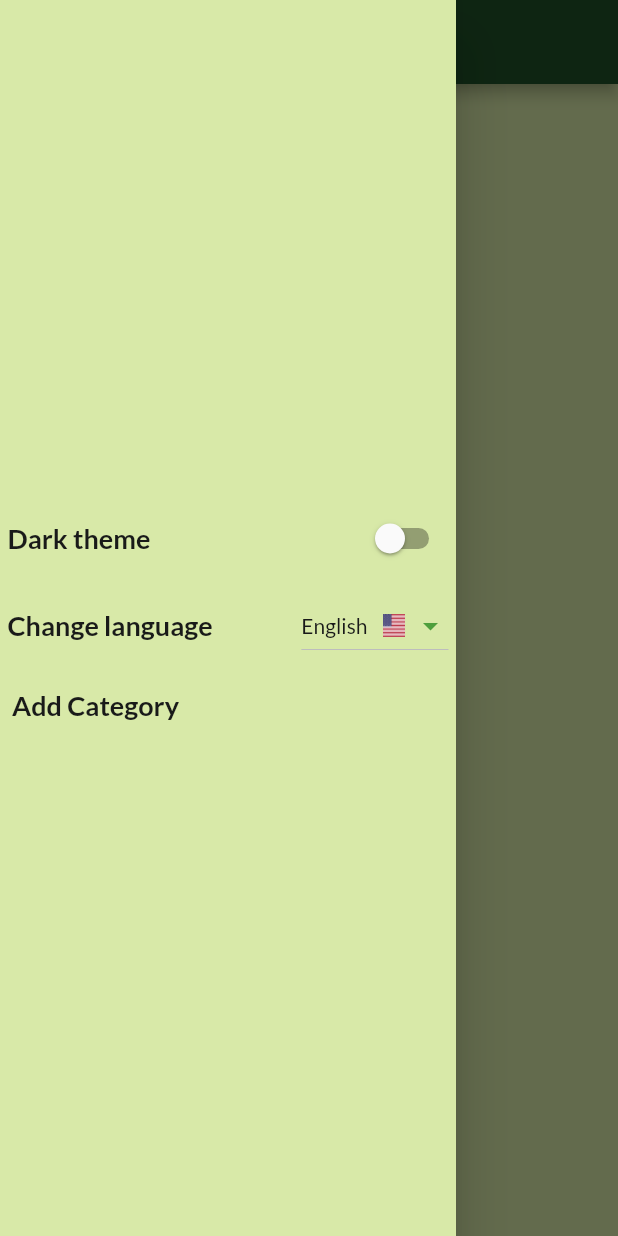
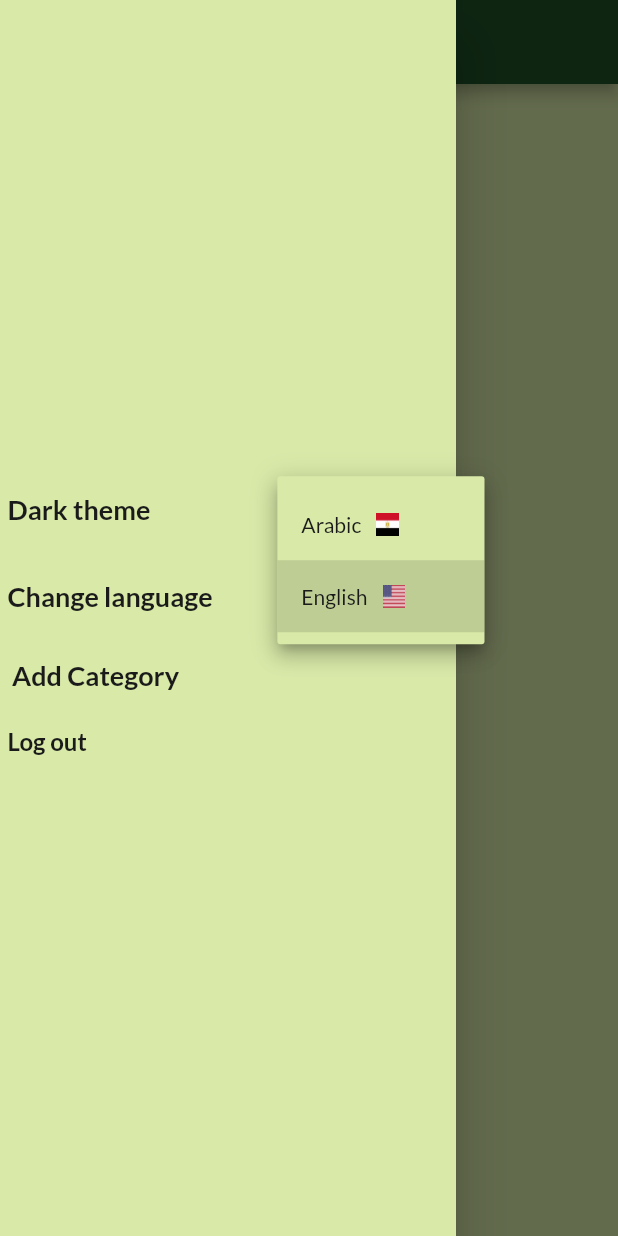
Before and after one commit to Muhammad-Rehab/dalily, a Flutter app: the screen it shows after launch, in the side drawer, after a tap on "Log in screen", on a phone screen of 412 x 824 dp. Run offline on Flutter 3.47's test engine with Material 2 defaults, Android fonts, the phone set to English and light mode, and no system bars; our stand-ins replace awesome_dialog, cloud_firestore, connectivity_plus, dartz, device_preview, equatable and 9 more; accounts and stored records are empty; generated files the repository leaves out were written again.

Commit message:
add logout use case

```diff
--- a/lib/features/authentication/auth_injection.dart
+++ b/lib/features/authentication/auth_injection.dart
@@ -4,6 +4,7 @@
 import 'package:dalily/features/authentication/data/resources/remote_data.dart';
 import 'package:dalily/features/authentication/domain/repository/auth_repository.dart';
 import 'package:dalily/features/authentication/domain/usecases/login.dart';
+import 'package:dalily/features/authentication/domain/usecases/logout.dart';
 import 'package:dalily/features/authentication/domain/usecases/send_otp.dart';
 import 'package:dalily/features/authentication/presentation/cubit/authentication_cubit.dart';
 import 'package:firebase_auth/firebase_auth.dart';
@@ -13,11 +14,13 @@
     () => AuthenticationCubit(
       sendOtpUseCase: serverLocator(),
       loginUseCase: serverLocator(),
+      logOutUseCase: serverLocator()
     ),
   );
 
   serverLocator.registerLazySingleton(() => SendOtpUseCase(authRepository: serverLocator()));
   serverLocator.registerLazySingleton(() => LoginUseCase(authRepository: serverLocator()));
+  serverLocator.registerLazySingleton(() => LogOutUseCase(authRepository: serverLocator()));
 
   serverLocator.registerLazySingleton<AuthRepository>(() => AuthRepoImpl(authRemoteData: serverLocator()));
 
--- a/lib/features/authentication/domain/repository/auth_repository.dart
+++ b/lib/features/authentication/domain/repository/auth_repository.dart
@@ -7,4 +7,6 @@
 
   Future<Either<AppFirebaseAuthException, Stream<String>>> sendOtp(String phoneNumber);
   Future<Either<AppFirebaseAuthException, String>> logIn(String otp);
+  Future<Either<AppFirebaseAuthException, void>> logOut();
+
 }
--- /dev/null
+++ b/lib/features/authentication/domain/usecases/logout.dart
@@ -0,0 +1,17 @@
+
+
+import 'package:dalily/core/error/failure.dart';
+import 'package:dalily/core/usecase/usecase.dart';
+import 'package:dalily/features/authentication/domain/repository/auth_repository.dart';
+import 'package:dartz/dartz.dart';
+
+class LogOutUseCase extends UseCase<void,NoParam>{
+
+  final AuthRepository authRepository ;
+  LogOutUseCase({required this.authRepository});
+
+  @override
+  Future<Either<Failure, void>> call(NoParam param) => authRepository.logOut();
+
+
+}
--- a/lib/features/authentication/presentation/cubit/authentication_cubit.dart
+++ b/lib/features/authentication/presentation/cubit/authentication_cubit.dart
@@ -1,9 +1,12 @@
 import 'dart:async';
 
+import 'package:dalily/core/error/failure.dart';
 import 'package:dalily/core/error/firebase_auth_exception.dart';
+import 'package:dalily/core/usecase/usecase.dart';
 import 'package:dalily/core/util/app_strings.dart';
 import 'package:dalily/features/authentication/data/model/service_owner_model.dart';
 import 'package:dalily/features/authentication/domain/usecases/login.dart';
+import 'package:dalily/features/authentication/domain/usecases/logout.dart';
 import 'package:dalily/features/authentication/domain/usecases/send_otp.dart';
 import 'package:dalily/features/authentication/presentation/cubit/authentications_state.dart';
 import 'package:dalily/features/items/data/model/ItemModel.dart';
@@ -15,9 +18,11 @@
 class AuthenticationCubit extends Cubit<AuthenticationState> {
   SendOtpUseCase sendOtpUseCase;
   LoginUseCase loginUseCase;
+  LogOutUseCase logOutUseCase;
+
   Timer? _timer;
 
-  AuthenticationCubit({required this.sendOtpUseCase, required this.loginUseCase}) : super(InitialAuthenticationState());
+  AuthenticationCubit({required this.sendOtpUseCase, required this.loginUseCase, required this.logOutUseCase}) : super(InitialAuthenticationState());
 
   logIn(String otp, BuildContext context) async {
     emit(IsLoggingInState());
@@ -68,6 +73,17 @@
     }
   }
 
+  logOut(BuildContext context) async {
+    emit(LoggingOutState());
+    final Either<Failure, void> response = await logOutUseCase.call(NoParam());
+    emit(
+      response.fold(
+        (l) => AuthExceptionState(message: AppLocalizations.of(context)!.internet_connection_error),
+        (r) => UserLoggedOutState(),
+      ),
+    );
+  }
+
   initAuthCubit(AuthenticationState authenticationState) {
     emit(authenticationState);
   }
--- a/lib/features/authentication/presentation/cubit/authentications_state.dart
+++ b/lib/features/authentication/presentation/cubit/authentications_state.dart
@@ -27,7 +27,7 @@
 }
 
 class AuthExceptionState extends AuthenticationState {
-  String message;
+  final String message;
   AuthExceptionState({required this.message});
 
   @override
@@ -35,7 +35,7 @@
 }
 
 class AuthLoggedInState extends AuthenticationState {
-  String id ;
+  final String id ;
   AuthLoggedInState({required this.id});
 
   @override
@@ -45,7 +45,10 @@
 class AuthRegisteredState extends AuthenticationState {}
 
 class Timing extends AuthenticationState {
-  int seconds ;
+  final int seconds ;
   Timing({required this.seconds});
 }
 class SecondPassed extends AuthenticationState {}
+
+class LoggingOutState extends AuthenticationState {}
+class UserLoggedOutState extends AuthenticationState {}
--- /dev/null
+++ b/lib/features/authentication/presentation/widgets/logout_record.dart
@@ -0,0 +1,55 @@
+import 'package:awesome_dialog/awesome_dialog.dart';
+import 'package:dalily/core/helper/dialog.dart';
+import 'package:dalily/core/util/styles.dart';
+import 'package:dalily/features/authentication/presentation/cubit/authentication_cubit.dart';
+import 'package:dalily/features/authentication/presentation/cubit/authentications_state.dart';
+import 'package:flutter/material.dart';
+import 'package:flutter_bloc/flutter_bloc.dart';
+import 'package:flutter_gen/gen_l10n/app_localizations.dart';
+
+class LogOutRecord extends StatelessWidget {
+  const LogOutRecord({Key? key}) : super(key: key);
+
+  @override
+  Widget build(BuildContext context) {
+    return BlocConsumer<AuthenticationCubit, AuthenticationState>(
+      listener: (context, state) {
+        if (state is AuthExceptionState) {
+          showCustomDialog(
+            context: context,
+            dialogType: DialogType.error,
+            description: state.message,
+          );
+        }
+      },
+      builder: (context, state) {
+        return InkWell(
+          onTap: (){
+            showCustomDialog(
+              context: context,
+              title: AppLocalizations.of(context)!.log_out,
+              description: AppLocalizations.of(context)!.log_out_question,
+              dialogType: DialogType.info,
+              onOK: () {
+                BlocProvider.of<AuthenticationCubit>(context).logOut(context);
+              },
+              okText: AppLocalizations.of(context)!.ok,
+              onCancel: () {},
+              cancelText: AppLocalizations.of(context)!.cancel,
+            );
+          },
+          child: Container(
+            margin: const EdgeInsets.symmetric(
+              vertical: 10,
+              horizontal: 5
+            ),
+            child: Text(
+              AppLocalizations.of(context)!.log_out,
+              style: bodySmall(context).copyWith(fontWeight: FontWeight.bold),
+            ),
+          ),
+        );
+      },
+    );
+  }
+}
--- a/lib/l10n/app_ar.arb
+++ b/lib/l10n/app_ar.arb
@@ -61,6 +61,8 @@
   "add_comment": "اذا لم تجد فئه مناسبه للخدمه الخاصه بك يمكنك كتابتها في خانة التعليقات في الاسفل",
   "general_error": "حدث خطأ يرجي إعادة المحاولة في وقت لاحق",
   "internet_connection_error": "الرجاء الاتصال بالانترنت وإعاده المحاولة مرة أخري ",
-  "previous_work" : "أعمالي السابقة"
+  "previous_work" : "أعمالي السابقة",
+  "log_out": "تسجيل خروج",
+  "log_out_question": "هل انت متاكد من تسجيل الخروج ؟"
 
 }
--- a/lib/l10n/app_en.arb
+++ b/lib/l10n/app_en.arb
@@ -61,6 +61,8 @@
   "add_comment": "If you do not find a suitable category for your service, you can write it in the comments box below",
   "general_error": "Something went wrong. Please try again later",
   "internet_connection_error": "Please connect to the Internet and re -try again",
-  "previous_work" : "My previous work"
+  "previous_work" : "My previous work",
+  "log_out": "Log out",
+  "log_out_question": "Are you sure to log out ?"
 
 }
--- a/lib/main.dart
+++ b/lib/main.dart
@@ -6,6 +6,7 @@
 import 'package:dalily/features/authentication/presentation/cubit/authentication_cubit.dart';
 import 'package:dalily/features/authentication/presentation/cubit/authentications_state.dart';
 import 'package:dalily/features/authentication/presentation/screans/main_auth.dart';
+import 'package:dalily/features/authentication/presentation/widgets/logout_record.dart';
 import 'package:dalily/features/categories/category_injection_container.dart';
 import 'package:dalily/features/categories/presentation/cubit/category_cubit.dart';
 import 'package:dalily/features/categories/presentation/cubit/category_states.dart';
@@ -113,6 +114,7 @@
             ThemeRecord(),
             LanguageRecord(),
             CategoryDrawerButton(),
+            LogOutRecord(),
           ],
         ),
       ),
```
Also changed, not shown: lib/features/authentication/data/repository/auth_repo_imp.dart (+11 -0 lines), lib/features/authentication/data/resources/remote_data.dart (+8 -0 lines).
